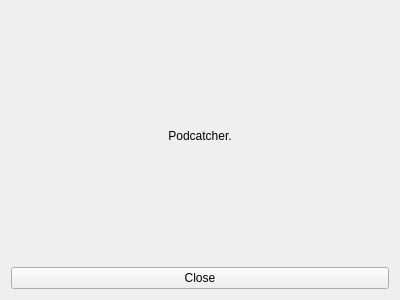
Before: the Qt Designer form podcatcher/Resources/ui/windows/AboutWindow.ui in lostrootpass/alphagem, drawn with Qt 5.
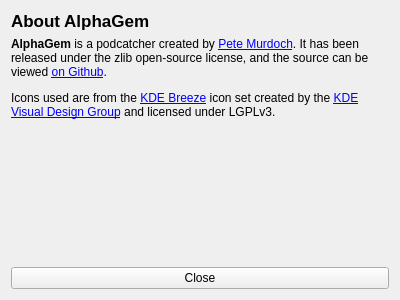
After: the same form once the commit is applied.

Commit message: Update name and icon

```diff
--- a/podcatcher/Resources/ui/windows/AboutWindow.ui
+++ b/podcatcher/Resources/ui/windows/AboutWindow.ui
@@ -14,13 +14,39 @@
    <string>AboutWindow</string>
   </property>
   <layout class="QVBoxLayout" name="verticalLayout">
+   <item>
+    <widget class="QLabel" name="label">
+     <property name="sizePolicy">
+      <sizepolicy hsizetype="Preferred" vsizetype="Fixed">
+       <horstretch>0</horstretch>
+       <verstretch>0</verstretch>
+      </sizepolicy>
+     </property>
+     <property name="font">
+      <font>
+       <pointsize>13</pointsize>
+       <weight>75</weight>
+       <bold>true</bold>
+      </font>
+     </property>
+     <property name="text">
+      <string>About AlphaGem</string>
+     </property>
+    </widget>
+   </item>
    <item>
     <widget class="QLabel" name="aboutText">
      <property name="text">
-      <string>Podcatcher.</string>
+      <string>&lt;p&gt;&lt;span style=&quot;font-weight: bold;&quot;&gt;AlphaGem&lt;/span&gt; is a podcatcher created by &lt;a href=&quot;http://pmurdoch&quot;&gt;Pete Murdoch&lt;/a&gt;. It has been released under the zlib open-source license, and the source can be viewed &lt;a href=&quot;http://github.com/lostrootpass/alphagem&quot;&gt;on Github&lt;/a&gt;.&lt;/p&gt;
+
+&lt;p&gt;Icons used are from the &lt;a href=&quot;http://github.com/KDE/breeze-icons&quot;&gt;KDE Breeze&lt;/a&gt; icon set created by the &lt;a href=&quot;http://vdesign.kde.org&quot;&gt;KDE Visual Design Group&lt;/a&gt; and licensed under LGPLv3.
+</string>
      </property>
      <property name="alignment">
-      <set>Qt::AlignCenter</set>
+      <set>Qt::AlignLeading|Qt::AlignLeft|Qt::AlignTop</set>
+     </property>
+     <property name="wordWrap">
+      <bool>true</bool>
      </property>
     </widget>
    </item>
```
Left out of the diff: 8 changed lines with no effect on the pictures. The commit also changes 5 other files.
